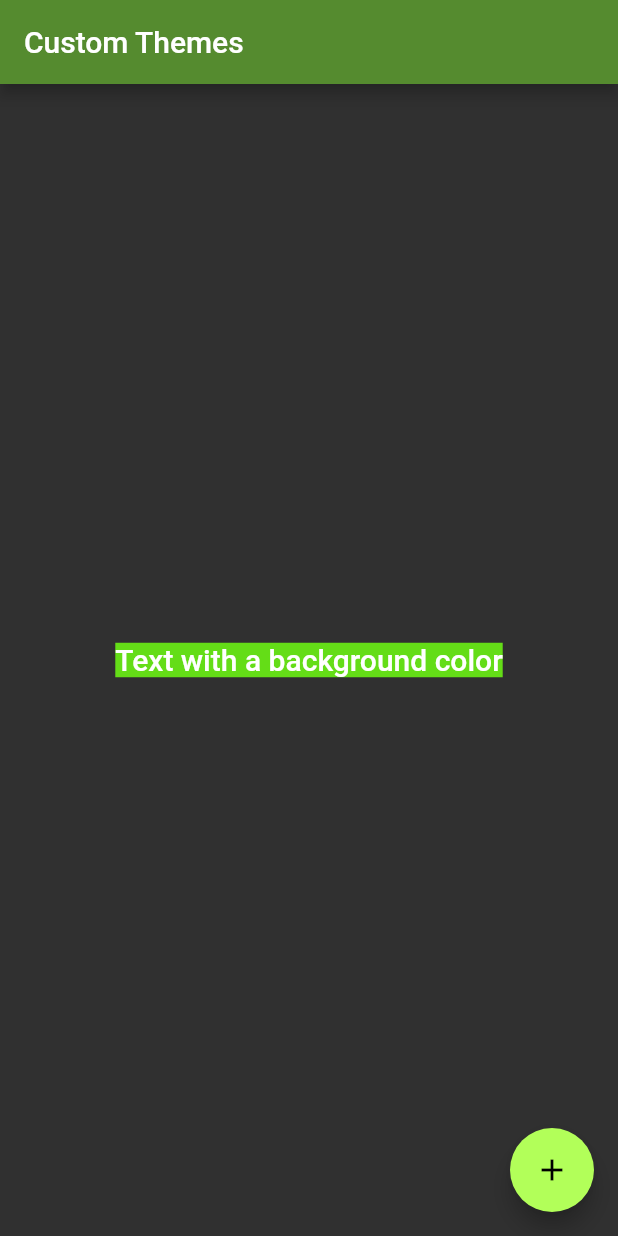
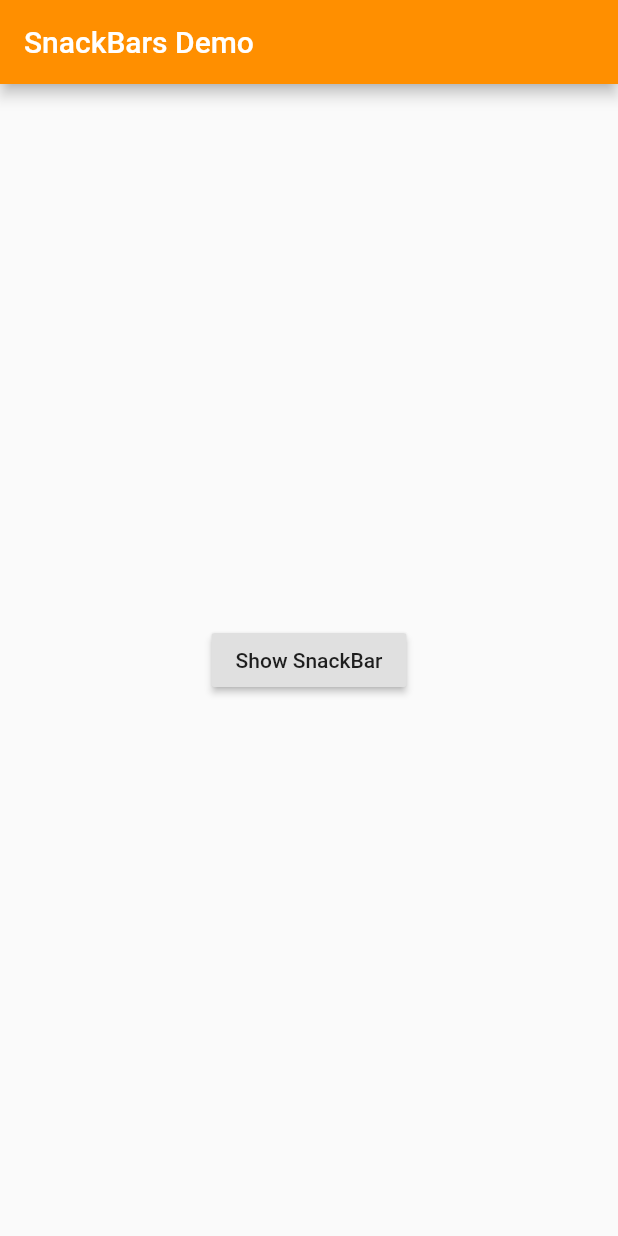
Before and after one commit to VijayGanganapalli/FlutterDemo, a Flutter app: the screen it shows after launch, on a phone screen of 412 x 824 dp. Run offline on Flutter 3.47's test engine with Material 2 defaults, Android fonts, the phone set to English and light mode, and no system bars.

Commit message:
snackbars demo

```diff
--- a/flutter_demo/lib/main.dart
+++ b/flutter_demo/lib/main.dart
@@ -3,7 +3,7 @@ import 'package:flutter/material.dart';
 void main() => runApp(MyApp());
 
 class MyApp extends StatelessWidget {
-  final appName = 'Custom Themes';
+  final appName = 'SnackBars Demo';
 
   @override
   Widget build(BuildContext context) {
@@ -11,10 +11,7 @@ class MyApp extends StatelessWidget {
       title: appName,
       debugShowCheckedModeBanner: true,
       theme: ThemeData(
-        brightness: Brightness.dark,
-        primaryColor: Colors.lightGreen[800],
-        accentColor: Colors.lightGreenAccent[700],
-      ),
+          primaryColor: Colors.amber[800], accentColor: Colors.amberAccent),
       home: HomePage(
         title: appName,
       ),
@@ -36,23 +33,34 @@ class _HomePageState extends State<HomePage> {
   Widget build(BuildContext context) {
     return Scaffold(
       appBar: AppBar(
-        title: Text(widget.title),
+        title: Text(
+          widget.title,
+          style: TextStyle(color: Colors.white),
       ),
-      body: Center(
-        child: Container(
-          color: Theme.of(context).accentColor,
-          child: Text(
-            'Text with a background color',
-            style: Theme.of(context).textTheme.title,
           ),
+      body: SnackBarPage(),
+    );
+  }
+}
+
+class SnackBarPage extends StatelessWidget {
+  @override
+  Widget build(BuildContext context) {
+    return Center(
+      child: RaisedButton(
+        child: Text('Show SnackBar'),
+        onPressed: (){
+          final snackBar = SnackBar(
+            content: Text('Yay!, A snackBar!'),
+            action: SnackBarAction(
+              label: 'UNDO',
+              onPressed: (){
+                //write your action
+              },
         ),
-      ),
-      floatingActionButton: Theme(
-        data: Theme.of(context).copyWith(accentColor: Colors.lightGreenAccent),
-        child: FloatingActionButton(
-          onPressed: null,
-          child: Icon(Icons.add),
-        ),
+          );
+          Scaffold.of(context).showSnackBar(snackBar);
+        },
       ),
     );
   }
```
